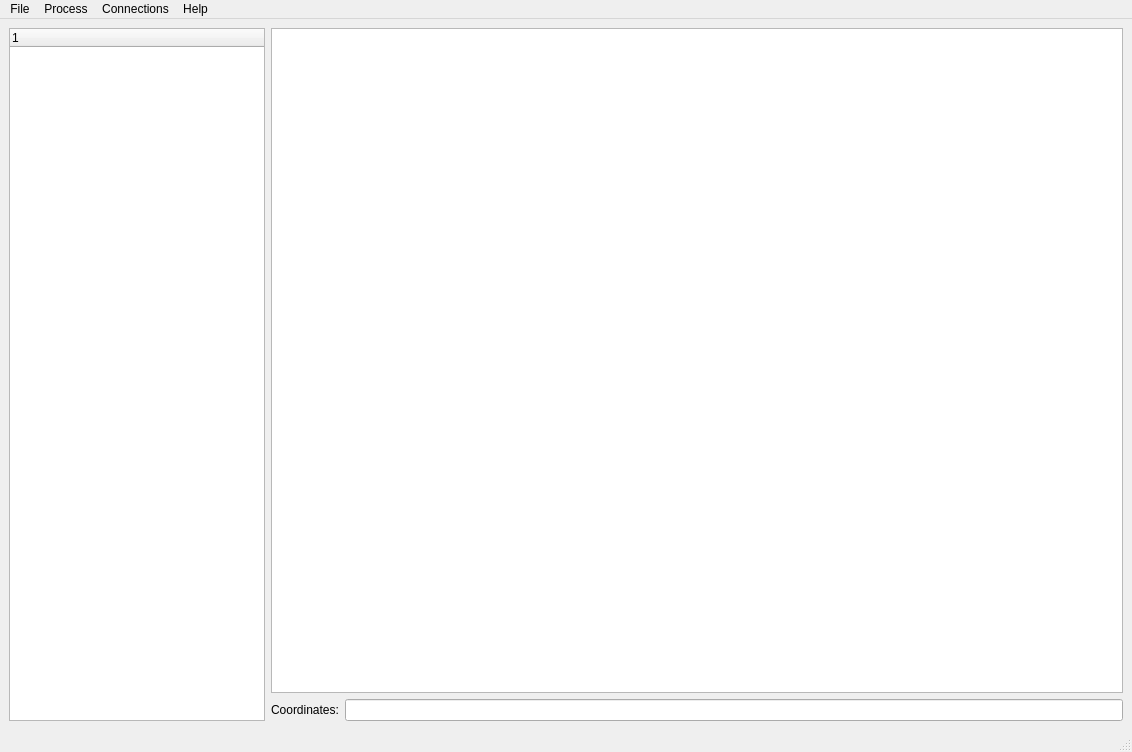
First picture: the form in ui/main.ui, repository manojappalla/MarineEyeProj, before the edit.
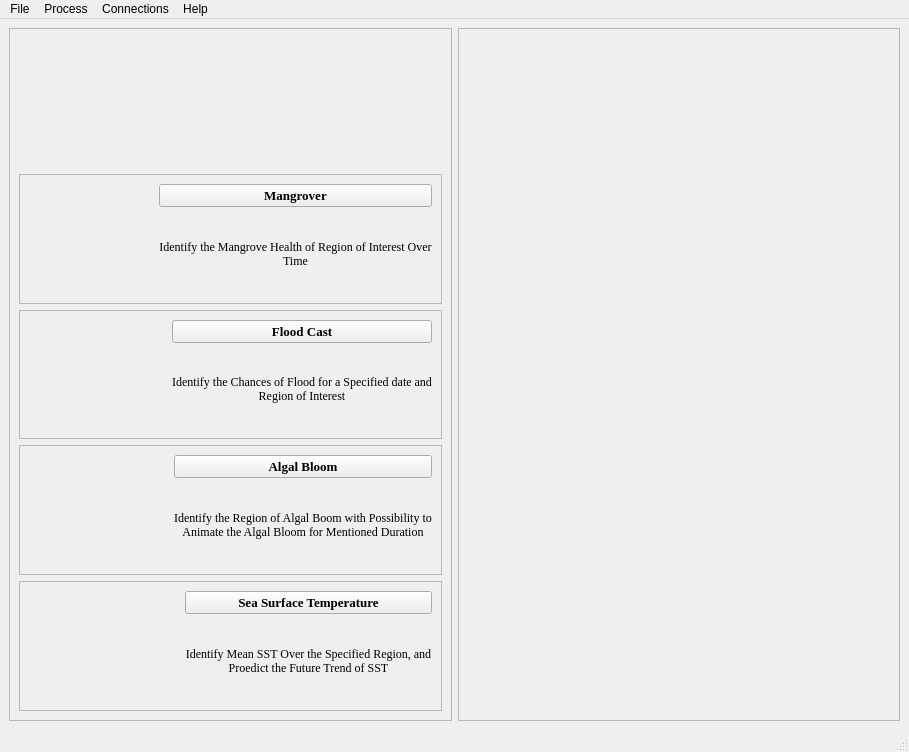
Second picture: the form after the edit. Icons and pictures are not drawn.

What changed in the file:
```diff
--- a/ui/main.ui
+++ b/ui/main.ui
@@ -9,7 +9,7 @@
    <rect>
     <x>0</x>
     <y>0</y>
-    <width>1132</width>
+    <width>909</width>
     <height>752</height>
    </rect>
   </property>
@@ -32,53 +32,311 @@
      <verstretch>1</verstretch>
     </sizepolicy>
    </property>
-   <layout class="QGridLayout" name="gridLayout">
+   <layout class="QGridLayout" name="gridLayout_7">
     <item row="0" column="0">
-     <layout class="QHBoxLayout" name="layerTreeMapViewHLayout" stretch="0,2">
-      <item>
-       <widget class="QTreeWidget" name="layerTree">
-        <column>
+     <widget class="QFrame" name="frame">
+      <property name="maximumSize">
+       <size>
+        <width>1000</width>
+        <height>16777215</height>
+       </size>
+      </property>
+      <property name="frameShape">
+       <enum>QFrame::StyledPanel</enum>
+      </property>
+      <property name="frameShadow">
+       <enum>QFrame::Raised</enum>
+      </property>
+      <layout class="QGridLayout" name="gridLayout_6">
+       <item row="4" column="0">
+        <widget class="QFrame" name="Algal_Bloom_Frame">
+         <property name="frameShape">
+          <enum>QFrame::StyledPanel</enum>
+         </property>
+         <property name="frameShadow">
+          <enum>QFrame::Raised</enum>
+         </property>
+         <layout class="QGridLayout" name="gridLayout_4">
+          <item row="0" column="0" rowspan="2">
+           <widget class="QLabel" name="Algal_Bloom_Icon">
+            <property name="maximumSize">
+             <size>
+              <width>150</width>
+              <height>150</height>
+             </size>
+            </property>
+            <property name="text">
+             <string/>
+            </property>
+            <property name="scaledContents">
+             <bool>true</bool>
+            </property>
+           </widget>
+          </item>
+          <item row="0" column="1">
+           <widget class="QPushButton" name="Activate_Algal_Bloom">
+            <property name="font">
+             <font>
+              <family>Times New Roman</family>
+              <pointsize>10</pointsize>
+              <bold>true</bold>
+             </font>
+            </property>
+            <property name="text">
+             <string>Algal Bloom</string>
+            </property>
+           </widget>
+          </item>
+          <item row="1" column="1">
+           <widget class="QLabel" name="label_3">
+            <property name="font">
+             <font>
+              <family>Times New Roman</family>
+             </font>
+            </property>
+            <property name="text">
+             <string>Identify the Region of Algal Boom with Possibility to Animate the Algal Bloom for Mentioned Duration</string>
+            </property>
+            <property name="alignment">
+             <set>Qt::AlignCenter</set>
+            </property>
+            <property name="wordWrap">
+             <bool>true</bool>
+            </property>
+           </widget>
+          </item>
+         </layout>
+        </widget>
+       </item>
+       <item row="0" column="0">
+        <widget class="QLabel" name="Marine_Eye_Icon">
+         <property name="maximumSize">
+          <size>
+           <width>800</width>
+           <height>250</height>
+          </size>
+         </property>
          <property name="text">
-          <string notr="true">1</string>
+          <string/>
          </property>
-        </column>
-       </widget>
-      </item>
-      <item>
-       <layout class="QVBoxLayout" name="mapCoordsVLayout" stretch="2,0">
-        <item>
-         <widget class="QGraphicsView" name="mapView"/>
-        </item>
-        <item>
-         <layout class="QHBoxLayout" name="coordsLblTxtHLayout" stretch="0,0">
-          <item>
-           <widget class="QLabel" name="coordinatesLbl">
-            <property name="sizePolicy">
-             <sizepolicy hsizetype="Fixed" vsizetype="Fixed">
-              <horstretch>0</horstretch>
-              <verstretch>0</verstretch>
-             </sizepolicy>
+         <property name="scaledContents">
+          <bool>true</bool>
+         </property>
+        </widget>
+       </item>
+       <item row="5" column="0">
+        <widget class="QFrame" name="SST_Frame">
+         <property name="frameShape">
+          <enum>QFrame::StyledPanel</enum>
+         </property>
+         <property name="frameShadow">
+          <enum>QFrame::Raised</enum>
+         </property>
+         <layout class="QGridLayout" name="gridLayout_5">
+          <item row="0" column="0" rowspan="2">
+           <widget class="QLabel" name="SST_Icon">
+            <property name="maximumSize">
+             <size>
+              <width>150</width>
+              <height>150</height>
+             </size>
             </property>
             <property name="text">
-             <string>Coordinates:</string>
+             <string/>
             </property>
            </widget>
           </item>
-          <item>
-           <widget class="QLineEdit" name="coordinatesTxt">
-            <property name="sizePolicy">
-             <sizepolicy hsizetype="Preferred" vsizetype="Preferred">
-              <horstretch>0</horstretch>
-              <verstretch>0</verstretch>
-             </sizepolicy>
+          <item row="0" column="1">
+           <widget class="QPushButton" name="Activate_SST">
+            <property name="font">
+             <font>
+              <family>Times New Roman</family>
+              <pointsize>10</pointsize>
+              <bold>true</bold>
+             </font>
             </property>
+            <property name="text">
+             <string>Sea Surface Temperature</string>
+            </property>
            </widget>
           </item>
+          <item row="1" column="1">
+           <widget class="QLabel" name="label_4">
+            <property name="font">
+             <font>
+              <family>Times New Roman</family>
+             </font>
+            </property>
+            <property name="text">
+             <string>Identify Mean SST Over the Specified Region, and Proedict the Future Trend of SST</string>
+            </property>
+            <property name="alignment">
+             <set>Qt::AlignCenter</set>
+            </property>
+            <property name="wordWrap">
+             <bool>true</bool>
+            </property>
+           </widget>
+          </item>
          </layout>
-        </item>
-       </layout>
-      </item>
-     </layout>
+        </widget>
+       </item>
+       <item row="1" column="0">
+        <widget class="QFrame" name="Mangrover_Frame">
+         <property name="frameShape">
+          <enum>QFrame::StyledPanel</enum>
+         </property>
+         <property name="frameShadow">
+          <enum>QFrame::Raised</enum>
+         </property>
+         <layout class="QGridLayout" name="gridLayout_2">
+          <item row="0" column="0" rowspan="2">
+           <widget class="QLabel" name="Mangrover_Icon">
+            <property name="maximumSize">
+             <size>
+              <width>150</width>
+              <height>150</height>
+             </size>
+            </property>
+            <property name="text">
+             <string/>
+            </property>
+            <property name="scaledContents">
+             <bool>true</bool>
+            </property>
+           </widget>
+          </item>
+          <item row="0" column="1">
+           <widget class="QPushButton" name="Activate_Mangrover">
+            <property name="font">
+             <font>
+              <family>Times New Roman</family>
+              <pointsize>10</pointsize>
+              <bold>true</bold>
+             </font>
+            </property>
+            <property name="text">
+             <string>Mangrover</string>
+            </property>
+           </widget>
+          </item>
+          <item row="1" column="1">
+           <widget class="QLabel" name="label">
+            <property name="font">
+             <font>
+              <family>Times New Roman</family>
+             </font>
+            </property>
+            <property name="text">
+             <string>Identify the Mangrove Health of Region of Interest Over Time</string>
+            </property>
+            <property name="scaledContents">
+             <bool>true</bool>
+            </property>
+            <property name="alignment">
+             <set>Qt::AlignCenter</set>
+            </property>
+            <property name="wordWrap">
+             <bool>true</bool>
+            </property>
+           </widget>
+          </item>
+         </layout>
+        </widget>
+       </item>
+       <item row="3" column="0">
+        <widget class="QFrame" name="Flood_Cast_Frame">
+         <property name="frameShape">
+          <enum>QFrame::StyledPanel</enum>
+         </property>
+         <property name="frameShadow">
+          <enum>QFrame::Raised</enum>
+         </property>
+         <layout class="QGridLayout" name="gridLayout_3">
+          <item row="0" column="0" rowspan="2">
+           <widget class="QLabel" name="Floodcast_Icon">
+            <property name="maximumSize">
+             <size>
+              <width>150</width>
+              <height>150</height>
+             </size>
+            </property>
+            <property name="text">
+             <string/>
+            </property>
+            <property name="scaledContents">
+             <bool>true</bool>
+            </property>
+           </widget>
+          </item>
+          <item row="0" column="1">
+           <widget class="QPushButton" name="Activate_Floodcast">
+            <property name="font">
+             <font>
+              <family>Times New Roman</family>
+              <pointsize>10</pointsize>
+              <bold>true</bold>
+             </font>
+            </property>
+            <property name="text">
+             <string>Flood Cast</string>
+            </property>
+           </widget>
+          </item>
+          <item row="1" column="1">
+           <widget class="QLabel" name="label_2">
+            <property name="font">
+             <font>
+              <family>Times New Roman</family>
+             </font>
+            </property>
+            <property name="text">
+             <string>Identify the Chances of Flood for a Specified date and Region of Interest</string>
+            </property>
+            <property name="scaledContents">
+             <bool>true</bool>
+            </property>
+            <property name="alignment">
+             <set>Qt::AlignCenter</set>
+            </property>
+            <property name="wordWrap">
+             <bool>true</bool>
+            </property>
+           </widget>
+          </item>
+         </layout>
+        </widget>
+       </item>
+      </layout>
+     </widget>
+    </item>
+    <item row="0" column="1">
+     <widget class="QFrame" name="Interface_Picture_Frame">
+      <property name="frameShape">
+       <enum>QFrame::StyledPanel</enum>
+      </property>
+      <property name="frameShadow">
+       <enum>QFrame::Raised</enum>
+      </property>
+      <layout class="QGridLayout" name="gridLayout">
+       <item row="0" column="0">
+        <widget class="QLabel" name="Interface_Picture">
+         <property name="maximumSize">
+          <size>
+           <width>2000</width>
+           <height>16777215</height>
+          </size>
+         </property>
+         <property name="text">
+          <string/>
+         </property>
+         <property name="scaledContents">
+          <bool>true</bool>
+         </property>
+        </widget>
+       </item>
+      </layout>
+     </widget>
     </item>
    </layout>
   </widget>
@@ -87,7 +345,7 @@
     <rect>
      <x>0</x>
      <y>0</y>
-     <width>1132</width>
+     <width>909</width>
      <height>22</height>
     </rect>
    </property>
```
Left out of the diff: 7 changed lines with no effect on the pictures.
